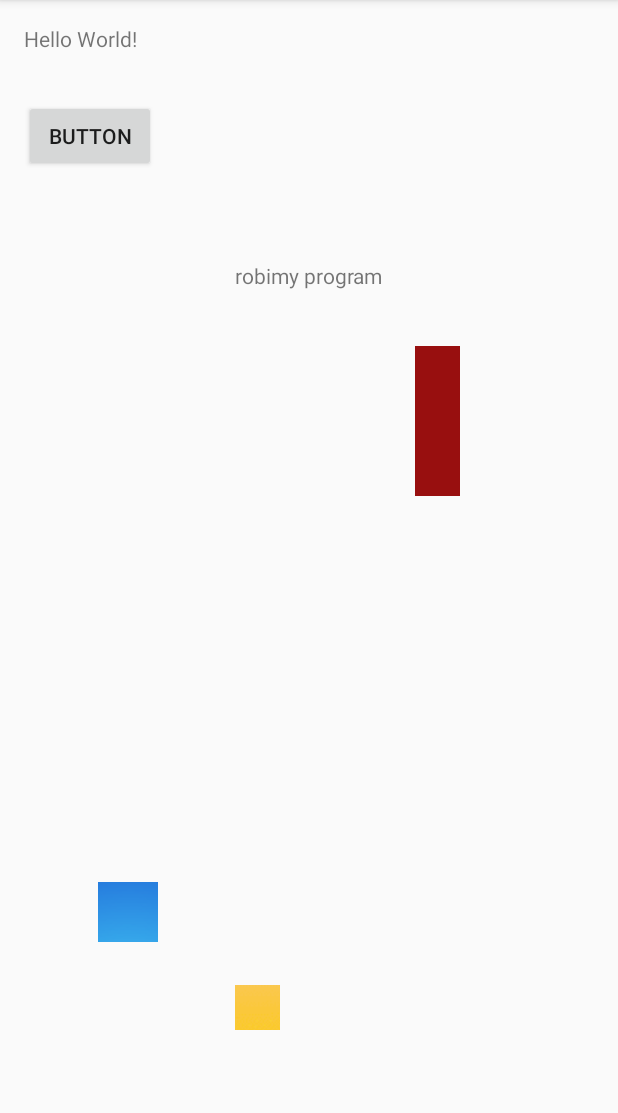
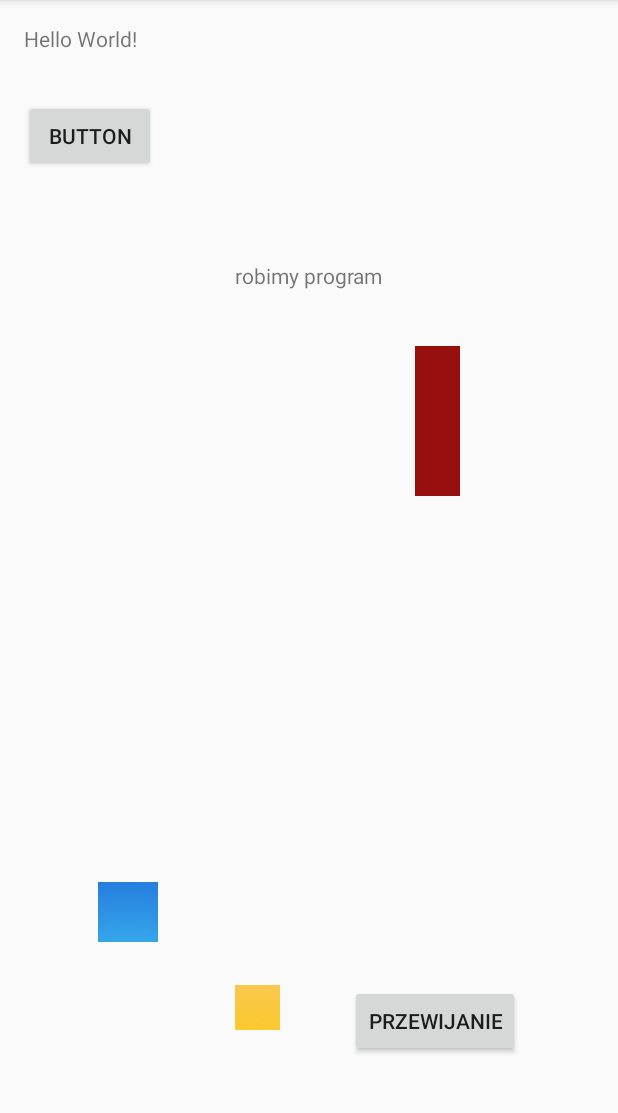
Before and after one commit to skibski/aparacik, an Android app: the screen it shows after launch (MainActivity), on a phone screen of 412 x 824 dp, the part 84-1197 px from its top. Run offline under Robolectric (Android 15) with nearby library versions, the phone set to English and light mode, and no system bars.

```diff
--- a/app/src/main/java/com/burzynski/jakub/apeczka/MainActivity.java
+++ b/app/src/main/java/com/burzynski/jakub/apeczka/MainActivity.java
@@ -19,7 +19,7 @@ import java.io.File;
 
 public class MainActivity extends AppCompatActivity {
 
-    Button p1;
+    Button p1, p5;
     ImageButton p2, p3, p4;
 
 
@@ -31,10 +31,18 @@ public class MainActivity extends AppCompatActivity {
         super.onCreate(savedInstanceState);
         setContentView(R.layout.activity_main);
 
+        p5 = (Button) findViewById(R.id.p5);
         p4 = (ImageButton) findViewById(R.id.p4);
         p3 = (ImageButton) findViewById(R.id.p3);
         p2 = (ImageButton) findViewById(R.id.p2);
 
+        p5.setOnClickListener(new View.OnClickListener() {
+            @Override
+            public void onClick(View v) {
+                Intent i = new Intent(getApplicationContext(), Scena2.class);
+                startActivity(i);
+            }
+        });
         p4.setOnClickListener(new View.OnClickListener() {
             @Override
                     public void onClick(View v) {
--- a/app/src/main/res/layout/activity_main.xml
+++ b/app/src/main/res/layout/activity_main.xml
@@ -68,4 +68,15 @@
         android:layout_alignStart="@+id/tekst2"
         android:layout_marginBottom="65dp" />
 
+    <Button
+        android:text="przewijanie"
+        android:layout_width="wrap_content"
+        android:layout_height="wrap_content"
+        android:layout_alignTop="@+id/p4"
+        android:layout_alignParentRight="true"
+        android:layout_alignParentEnd="true"
+        android:layout_marginRight="49dp"
+        android:layout_marginEnd="49dp"
+        android:id="@+id/p5" />
+
 </RelativeLayout>
--- /dev/null
+++ b/app/src/main/res/layout/row.xml
@@ -0,0 +1,6 @@
+<TextView xmlns:android="http://schemas.android.com/apk/res/android"
+    android:id="@+id/Row"
+    android:layout_width="fill_parent"
+    android:layout_height="wrap_content"
+    android:textSize="15sp" >
+    </TextView>
```
Also changed, not shown: app/src/main/AndroidManifest.xml (+7 -0 lines), app/src/main/java/com/burzynski/jakub/apeczka/Scena2.java (added, +37 -0 lines), app/src/main/res/layout/scena2.xml (added, +10 -0 lines).
